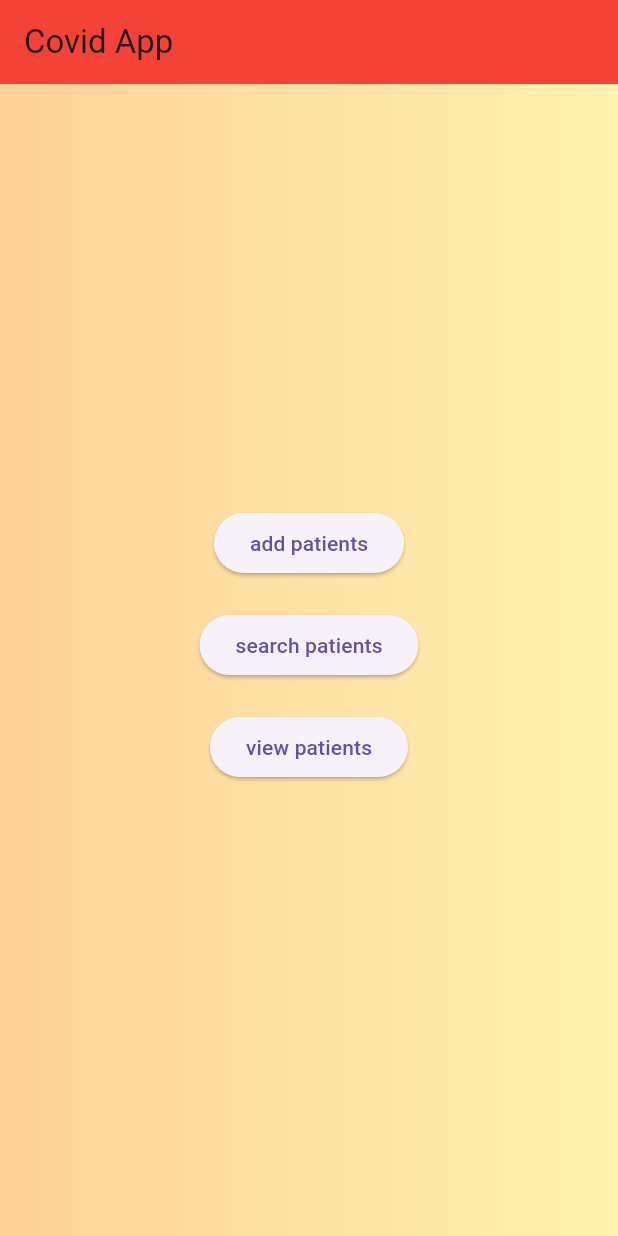
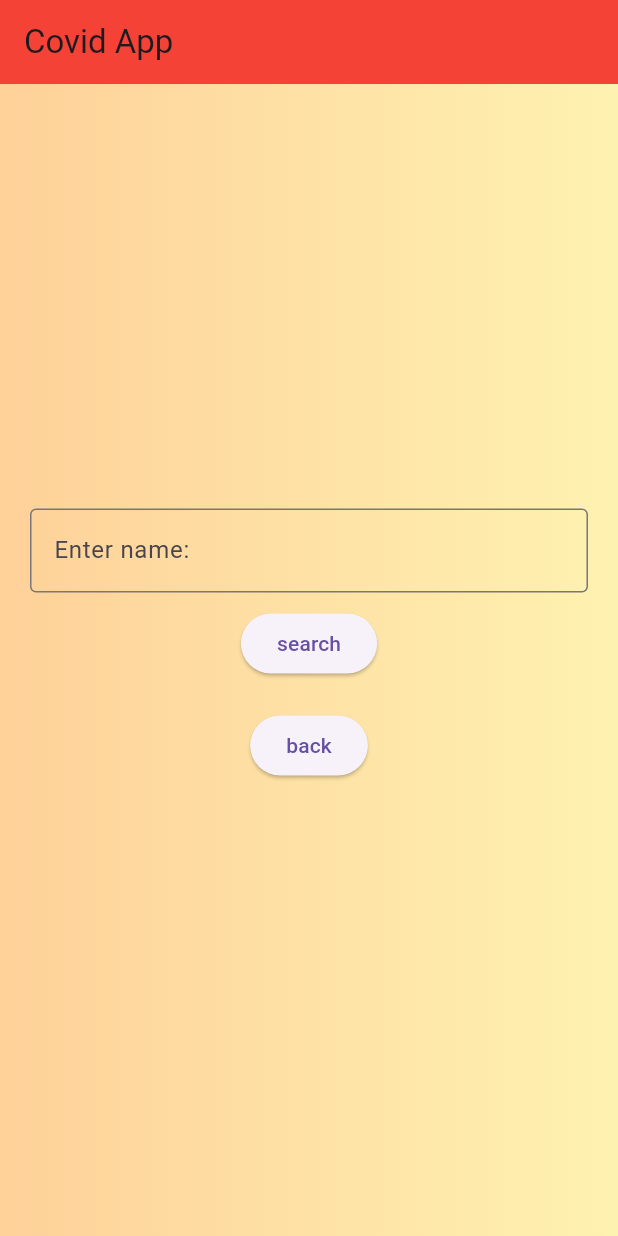
Before and after one commit to leayajoseph/covid_app_frontend, a Flutter app: the screen it shows after launch, after a tap on "search patients", on a phone screen of 412 x 824 dp. Run offline on Flutter 3.47's test engine with Material 3 defaults, Android fonts, the phone set to English and light mode, and no system bars.

Commit message:
search_patients completed

```diff
--- a/lib/pages/Covid_app.dart
+++ b/lib/pages/Covid_app.dart
@@ -1,4 +1,5 @@
 import 'package:covid_app/pages/add_patients.dart';
+import 'package:covid_app/pages/search_patients.dart';
 import 'package:covid_app/pages/view_patients.dart';
 import 'package:flutter/material.dart';
 
@@ -36,7 +37,7 @@ class CovidApp extends StatelessWidget {
             ElevatedButton(
                 onPressed: ()
                 {
-
+                  Navigator.push(context, MaterialPageRoute(builder: (context)=>SearchPatient()));
                 }, child: Text("search patients")),
             SizedBox(height: 20,),
             ElevatedButton(
--- /dev/null
+++ b/lib/pages/search_patients.dart
@@ -0,0 +1,73 @@
+import 'package:covid_app/services/patient_services.dart';
+import 'package:flutter/material.dart';
+
+class SearchPatient extends StatefulWidget {
+  const SearchPatient({super.key});
+
+  @override
+  State<SearchPatient> createState() => _SearchPatientState();
+}
+
+class _SearchPatientState extends State<SearchPatient> {
+  TextEditingController ob1=new TextEditingController();
+  void searchValues() async{
+    final response=await PatientApiService().sendSearchData(ob1.text);
+    if(response["status"]=="success")
+      {
+        setState(() {
+          Text("found");
+        });
+      }
+    else
+      {
+        print("error");
+      }
+  }
+  @override
+  Widget build(BuildContext context) {
+    return MaterialApp(
+      home: Scaffold(
+        appBar: AppBar(
+          backgroundColor: Colors.red,
+          title: Text("Covid App"),
+        ),
+        body: Container(
+          decoration: BoxDecoration(
+              gradient: LinearGradient(
+                  colors: [
+                    Colors.orange.withOpacity(0.4),
+                    Colors.yellow.withOpacity(0.4)
+                  ]
+              )
+          ),
+          padding: EdgeInsets.all(20),
+          width: double.infinity,
+          child: Column(
+            mainAxisAlignment: MainAxisAlignment.center,
+            children: [
+              TextField(
+                controller: ob1,
+                decoration: InputDecoration(
+                    labelText: "Enter name:",
+                    border: OutlineInputBorder()
+                ),
+              ),
+              SizedBox(height: 10,),
+
+              ElevatedButton(
+                  onPressed: searchValues, child: Text("search")),
+              SizedBox(height: 20,),
+              ElevatedButton(
+                  onPressed: ()
+                  {
+                    Navigator.pop(context);
+                  }, child: Text("back")),
+              SizedBox(height: 20,),
+
+            ],
+          ),
+        ),
+      ),
+    );
+  }
+}
```
Also changed, not shown: lib/services/patient_services.dart (+23 -0 lines).
